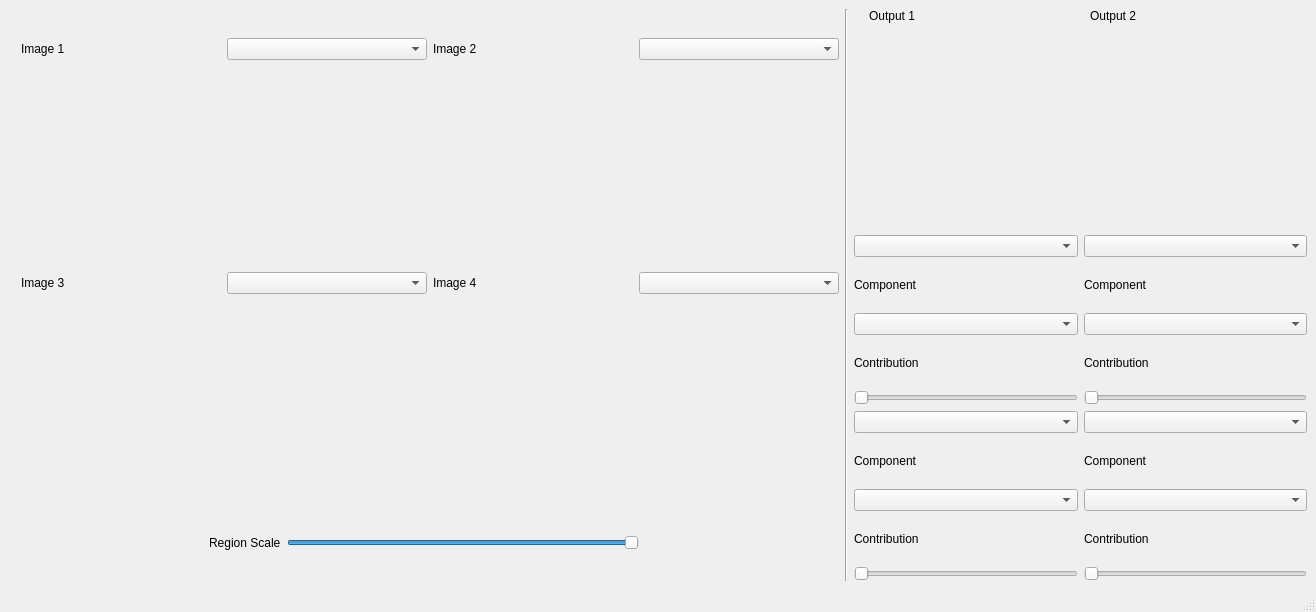
Above: views/mainwindow.ui from ossama971/fourier-transform-mixer before the change. Below: the same form after it.
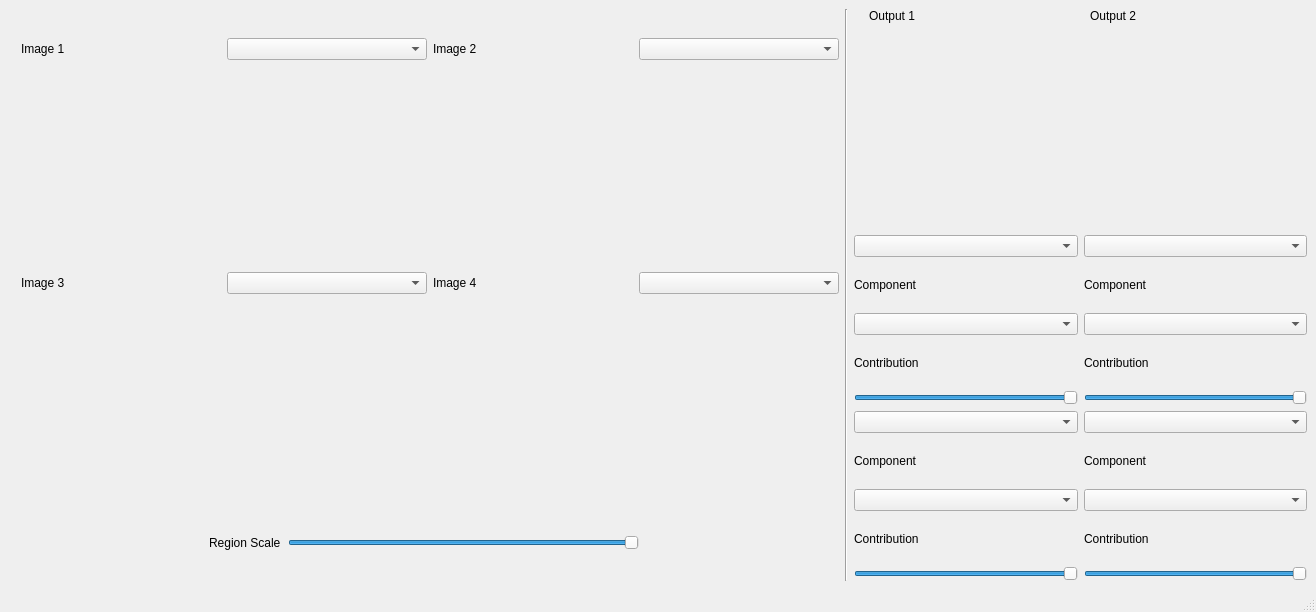
That is the form after the change. Custom widgets are drawn as their Qt base class.

Commit message: restore mixing logic

```diff
--- a/views/mainwindow.ui
+++ b/views/mainwindow.ui
@@ -265,7 +265,7 @@
       <item>
        <layout class="QHBoxLayout" name="horizontalLayout">
         <property name="spacing">
-         <number>-1</number>
+         <number>7</number>
         </property>
         <property name="leftMargin">
          <number>200</number>
@@ -408,7 +408,13 @@
            </widget>
           </item>
           <item>
-           <widget class="QSlider" name="image_1_contribution_output_component_slider_1">
+           <widget class="QSlider" name="image_1_output_1_slider">
+            <property name="maximum">
+             <number>10</number>
+            </property>
+            <property name="value">
+             <number>10</number>
+            </property>
             <property name="orientation">
              <enum>Qt::Horizontal</enum>
             </property>
@@ -439,7 +445,13 @@
            </widget>
           </item>
           <item>
-           <widget class="QSlider" name="image_1_contribution_output_component_slider_2">
+           <widget class="QSlider" name="image_1_output_2_slider">
+            <property name="maximum">
+             <number>10</number>
+            </property>
+            <property name="value">
+             <number>10</number>
+            </property>
             <property name="orientation">
              <enum>Qt::Horizontal</enum>
             </property>
@@ -470,7 +482,13 @@
            </widget>
           </item>
           <item>
-           <widget class="QSlider" name="image_2_contribution_output_component_slider_1">
+           <widget class="QSlider" name="image_2_output_1_slider">
+            <property name="maximum">
+             <number>10</number>
+            </property>
+            <property name="value">
+             <number>10</number>
+            </property>
             <property name="orientation">
              <enum>Qt::Horizontal</enum>
             </property>
@@ -501,7 +519,13 @@
            </widget>
           </item>
           <item>
-           <widget class="QSlider" name="image_2_contribution_output_component_slider_2">
+           <widget class="QSlider" name="image_2_output_2_slider">
+            <property name="maximum">
+             <number>10</number>
+            </property>
+            <property name="value">
+             <number>10</number>
+            </property>
             <property name="orientation">
              <enum>Qt::Horizontal</enum>
             </property>
```
Left out of the diff: 18 changed lines with no effect on the pictures. The commit also changes 2 other files.
